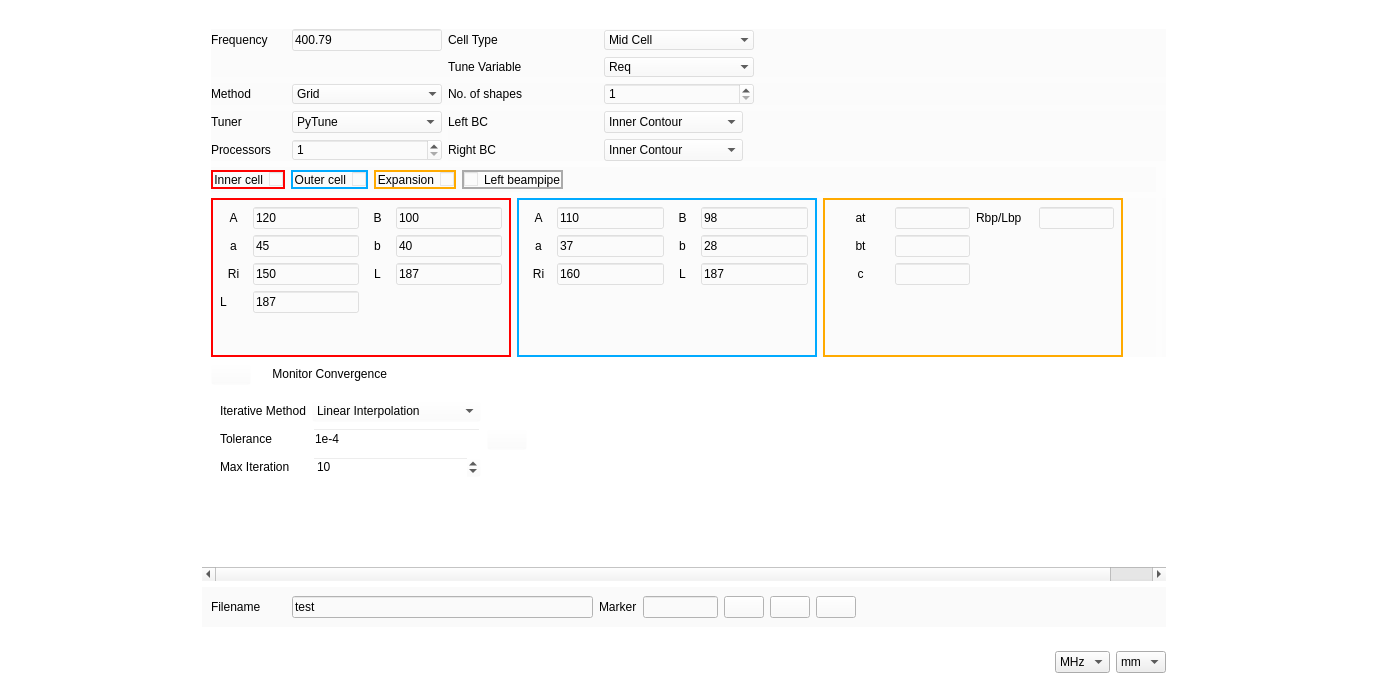
The window that ui_files/run_tune.ui (Dark-Elektron/CavityDesignHub) describes before a commit, drawn with Qt 5.
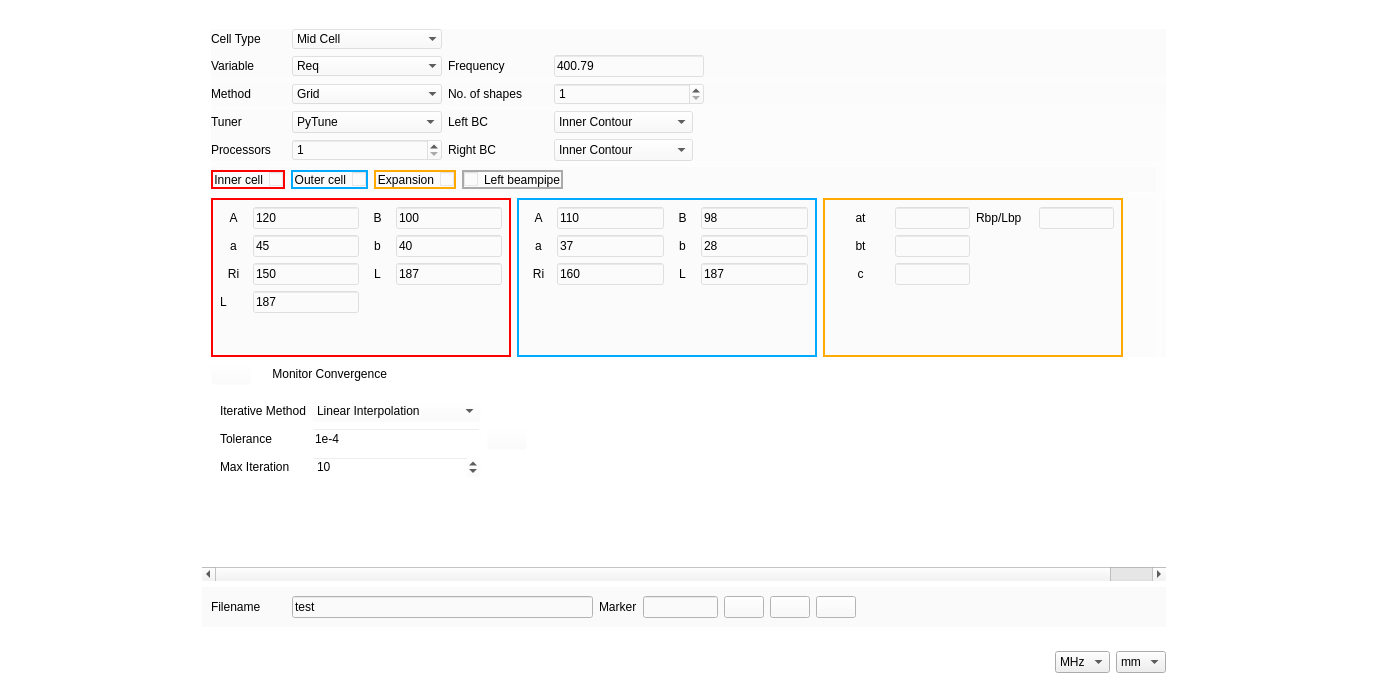
The same window after the commit. Icons and pictures are not drawn.

Diff of the .ui file:
```diff
--- a/ui_files/run_tune.ui
+++ b/ui_files/run_tune.ui
@@ -56,7 +56,7 @@
            <widget class="QWidget" name="scrollAreaWidgetContents">
             <property name="geometry">
              <rect>
-              <x>0</x>
+              <x>-63</x>
               <y>0</y>
               <width>1308</width>
               <height>533</height>
@@ -1276,13 +1276,13 @@
                           <widget class="QLabel" name="label_57">
                            <property name="minimumSize">
                             <size>
-                             <width>150</width>
+                             <width>100</width>
                              <height>0</height>
                             </size>
                            </property>
                            <property name="maximumSize">
                             <size>
-                             <width>150</width>
+                             <width>100</width>
                              <height>16777215</height>
                             </size>
                            </property>
@@ -1360,26 +1360,20 @@
                       <property name="bottomMargin">
                        <number>0</number>
                       </property>
-                      <item row="0" column="0">
-                       <widget class="QLabel" name="label_51">
-                        <property name="minimumSize">
-                         <size>
-                          <width>75</width>
-                          <height>0</height>
-                         </size>
+                      <item row="0" column="7">
+                       <spacer name="horizontalSpacer_6">
+                        <property name="orientation">
+                         <enum>Qt::Horizontal</enum>
                         </property>
-                        <property name="maximumSize">
+                        <property name="sizeHint" stdset="0">
                          <size>
-                          <width>75</width>
-                          <height>16777215</height>
+                          <width>40</width>
+                          <height>20</height>
                          </size>
                         </property>
-                        <property name="text">
-                         <string>Frequency</string>
-                        </property>
-                       </widget>
+                       </spacer>
                       </item>
-                      <item row="0" column="1">
+                      <item row="1" column="3">
                        <widget class="QLineEdit" name="le_Freq">
                         <property name="minimumSize">
                          <size>
@@ -1398,20 +1392,77 @@
                         </property>
                        </widget>
                       </item>
-                      <item row="0" column="7">
-                       <spacer name="horizontalSpacer_6">
-                        <property name="orientation">
-                         <enum>Qt::Horizontal</enum>
+                      <item row="1" column="1">
+                       <widget class="QComboBox" name="cb_Tune_Option">
+                        <property name="minimumSize">
+                         <size>
+                          <width>150</width>
+                          <height>0</height>
+                         </size>
                         </property>
-                        <property name="sizeHint" stdset="0">
+                        <property name="maximumSize">
                          <size>
-                          <width>40</width>
-                          <height>20</height>
+                          <width>150</width>
+                          <height>16777215</height>
                          </size>
                         </property>
-                       </spacer>
-                      </item>
-                      <item row="0" column="3">
+                        <property name="styleSheet">
+                         <string notr="true"/>
+                        </property>
+                        <property name="frame">
+                         <bool>false</bool>
+                        </property>
+                        <item>
+                         <property name="text">
+                          <string>Req</string>
+                         </property>
+                        </item>
+                        <item>
+                         <property name="text">
+                          <string>L</string>
+                         </property>
+                        </item>
+                       </widget>
+                      </item>
+                      <item row="1" column="2">
+                       <widget class="QLabel" name="label_51">
+                        <property name="minimumSize">
+                         <size>
+                          <width>100</width>
+                          <height>0</height>
+                         </size>
+                        </property>
+                        <property name="maximumSize">
+                         <size>
+                          <width>100</width>
+                          <height>16777215</height>
+                         </size>
+                        </property>
+                        <property name="text">
+                         <string>Frequency</string>
+                        </property>
+                       </widget>
+                      </item>
+                      <item row="1" column="0">
+                       <widget class="QLabel" name="label_27">
+                        <property name="minimumSize">
+                         <size>
+                          <width>75</width>
+                          <height>0</height>
+                         </size>
+                        </property>
+                        <property name="maximumSize">
+                         <size>
+                          <width>75</width>
+                          <height>16777215</height>
+                         </size>
+                        </property>
+                        <property name="text">
+                         <string>Variable</string>
+                        </property>
+                       </widget>
+                      </item>
+                      <item row="0" column="1">
                        <widget class="QComboBox" name="cb_Cell_Type">
                         <property name="minimumSize">
                          <size>
@@ -1445,17 +1496,17 @@
                         </item>
                        </widget>
                       </item>
-                      <item row="0" column="2">
+                      <item row="0" column="0">
                        <widget class="QLabel" name="label_26">
                         <property name="minimumSize">
                          <size>
-                          <width>150</width>
+                          <width>75</width>
                           <height>0</height>
                          </size>
                         </property>
                         <property name="maximumSize">
                          <size>
-                          <width>150</width>
+                          <width>75</width>
                           <height>16777215</height>
                          </size>
                         </property>
@@ -1464,57 +1515,6 @@
                         </property>
                        </widget>
                       </item>
-                      <item row="1" column="3">
-                       <widget class="QComboBox" name="cb_Tune_Option">
-                        <property name="minimumSize">
-                         <size>
-                          <width>150</width>
-                          <height>0</height>
-                         </size>
-                        </property>
-                        <property name="maximumSize">
-                         <size>
-                          <width>150</width>
-                          <height>16777215</height>
-                         </size>
-                        </property>
-                        <property name="styleSheet">
-                         <string notr="true"/>
-                        </property>
-                        <property name="frame">
-                         <bool>false</bool>
-                        </property>
-                        <item>
-                         <property name="text">
-                          <string>Req</string>
-                         </property>
-                        </item>
-                        <item>
-                         <property name="text">
-                          <string>L</string>
-                         </property>
-                        </item>
-                       </widget>
-                      </item>
-                      <item row="1" column="2">
-                       <widget class="QLabel" name="label_27">
-                        <property name="minimumSize">
-                         <size>
-                          <width>150</width>
-                          <height>0</height>
-                         </size>
-                        </property>
-                        <property name="maximumSize">
-                         <size>
-                          <width>150</width>
-                          <height>16777215</height>
-                         </size>
-                        </property>
-                        <property name="text">
-                         <string>Tune Variable</string>
-                        </property>
-                       </widget>
-                      </item>
                      </layout>
                     </widget>
                    </item>
@@ -1533,26 +1533,6 @@
                       <property name="bottomMargin">
                        <number>0</number>
                       </property>
-                      <item row="1" column="0">
-                       <widget class="QLabel" name="label_89">
-                        <property name="text">
-                         <string>Processors</string>
-                        </property>
-                       </widget>
-                      </item>
-                      <item row="1" column="1">
-                       <widget class="QSpinBox" name="sb_No_Of_Processors_Tune">
-                        <property name="minimum">
-                         <number>1</number>
-                        </property>
-                        <property name="maximum">
-                         <number>999</number>
-                        </property>
-                        <property name="value">
-                         <number>1</number>
-                        </property>
-                       </widget>
-                      </item>
                       <item row="0" column="1">
                        <widget class="QComboBox" name="cb_Tuner">
                         <property name="minimumSize">
@@ -1601,10 +1581,27 @@
                         </property>
                        </widget>
                       </item>
-                     </layout>
-                    </widget>
-                   </item>
-                   <item row="3" column="3">
+                      <item row="1" column="1">
+                       <widget class="QSpinBox" name="sb_No_Of_Processors_Tune">
+                        <property name="minimum">
+                         <number>1</number>
+                        </property>
+                        <property name="maximum">
+                         <number>999</number>
+                        </property>
+                        <property name="value">
+                         <number>1</number>
+                        </property>
+                       </widget>
+                      </item>
+                      <item row="1" column="0">
+                       <widget class="QLabel" name="label_89">
+                        <property name="text">
+                         <string>Processors</string>
+                        </property>
+                       </widget>
+                      </item>
+                      <item row="0" column="2" rowspan="2">
                     <widget class="QWidget" name="w_BC" native="true">
                      <layout class="QGridLayout" name="gridLayout_26">
                       <property name="leftMargin">
@@ -1619,6 +1616,35 @@
                       <property name="bottomMargin">
                        <number>0</number>
                       </property>
+                         <item row="1" column="1">
+                          <widget class="QComboBox" name="cb_RBC">
+                           <item>
+                            <property name="text">
+                             <string>Inner Contour</string>
+                            </property>
+                           </item>
+                           <item>
+                            <property name="text">
+                             <string>Electric Wall Et=0</string>
+                            </property>
+                           </item>
+                           <item>
+                            <property name="text">
+                             <string>Magnetic Wall En=0</string>
+                            </property>
+                           </item>
+                           <item>
+                            <property name="text">
+                             <string>Axis</string>
+                            </property>
+                           </item>
+                           <item>
+                            <property name="text">
+                             <string>Metal</string>
+                            </property>
+                           </item>
+                          </widget>
+                         </item>
                       <item row="0" column="1">
                        <widget class="QComboBox" name="cb_LBC">
                         <item>
@@ -1652,73 +1678,59 @@
                        <widget class="QLabel" name="label_24">
                         <property name="minimumSize">
                          <size>
-                          <width>150</width>
+                             <width>100</width>
                           <height>0</height>
                          </size>
                         </property>
+                           <property name="maximumSize">
+                            <size>
+                             <width>100</width>
+                             <height>16777215</height>
+                            </size>
+                           </property>
                         <property name="text">
                          <string>Left BC </string>
                         </property>
                        </widget>
                       </item>
-                      <item row="0" column="4">
-                       <spacer name="horizontalSpacer_7">
-                        <property name="orientation">
-                         <enum>Qt::Horizontal</enum>
-                        </property>
-                        <property name="sizeHint" stdset="0">
-                         <size>
-                          <width>40</width>
-                          <height>20</height>
-                         </size>
-                        </property>
-                       </spacer>
-                      </item>
                       <item row="1" column="0">
                        <widget class="QLabel" name="label_25">
                         <property name="minimumSize">
                          <size>
-                          <width>150</width>
+                             <width>100</width>
                           <height>0</height>
                          </size>
                         </property>
+                           <property name="maximumSize">
+                            <size>
+                             <width>100</width>
+                             <height>16777215</height>
+                            </size>
+                           </property>
                         <property name="text">
                          <string>Right BC</string>
                         </property>
                        </widget>
                       </item>
-                      <item row="1" column="1">
-                       <widget class="QComboBox" name="cb_RBC">
-                        <item>
-                         <property name="text">
-                          <string>Inner Contour</string>
-                         </property>
-                        </item>
-                        <item>
-                         <property name="text">
-                          <string>Electric Wall Et=0</string>
-                         </property>
-                        </item>
-                        <item>
-                         <property name="text">
-                          <string>Magnetic Wall En=0</string>
-                         </property>
-                        </item>
-                        <item>
-                         <property name="text">
-                          <string>Axis</string>
-                         </property>
-                        </item>
-                        <item>
-                         <property name="text">
-                          <string>Metal</string>
-                         </property>
-                        </item>
+                        </layout>
                        </widget>
                       </item>
                      </layout>
                     </widget>
                    </item>
+                   <item row="3" column="3">
+                    <spacer name="horizontalSpacer_7">
+                     <property name="orientation">
+                      <enum>Qt::Horizontal</enum>
+                     </property>
+                     <property name="sizeHint" stdset="0">
+                      <size>
+                       <width>40</width>
+                       <height>20</height>
+                      </size>
+                     </property>
+                    </spacer>
+                   </item>
                   </layout>
                  </widget>
                 </item>
```
Lines whose indentation alone changed are shown as unchanged.
